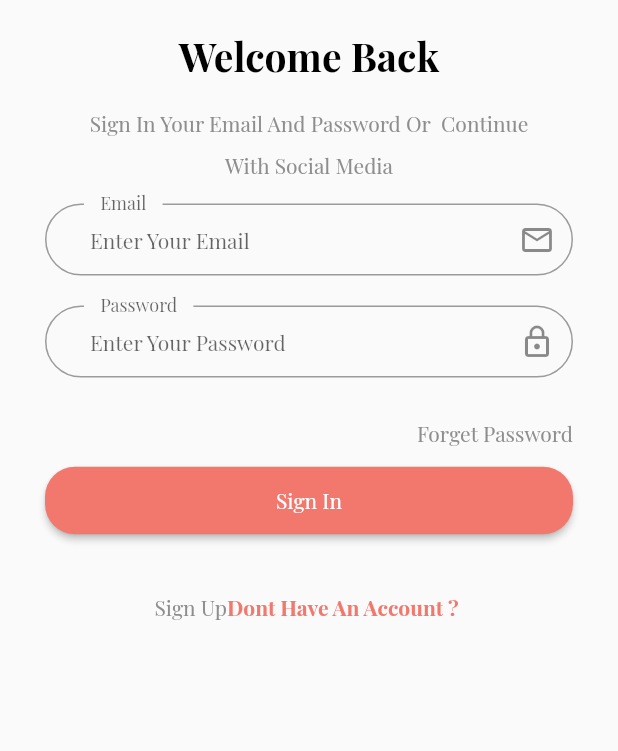
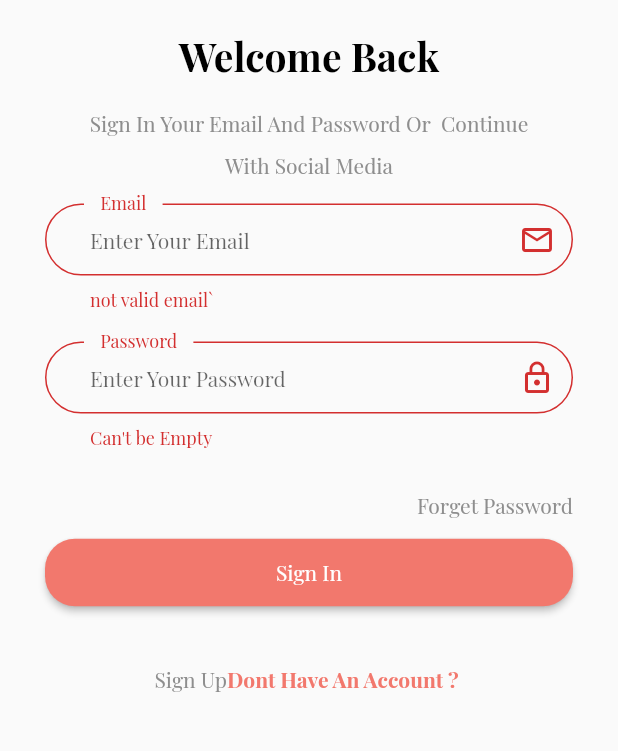
Before and after one commit to zaidoun92/ecommerce_app2_flutter, a Flutter app: the Login screen opened by its route, after a tap on "Sign In", on a phone screen of 412 x 824 dp, the part 362-1113 px from its top. Run offline on Flutter 3.47's test engine with Material 2 defaults, Android fonts, the phone set to English and light mode, and no system bars; our stand-ins replace flutter_otp_text_field, get, shared_preferences; accounts and stored records are empty; project files that could hold a hidden picture were left out.

Commit message:
Problem Solving

```diff
--- /dev/null
+++ b/lib/binding.dart
@@ -0,0 +1,10 @@
+import 'package:get/get.dart';
+
+import 'controller/auth/signup_controller.dart';
+
+class MyBinding extends Bindings {
+  @override
+  void dependencies() {
+    Get.lazyPut(() => SignUpControllerImp(), fenix: true);
+  }
+}
--- a/lib/controller/auth/login_controller.dart
+++ b/lib/controller/auth/login_controller.dart
@@ -9,12 +9,15 @@ abstract class LoginController extends GetxController {
 }
 
 class LoginControllerImp extends LoginController {
+  GlobalKey<FormState> formstate = GlobalKey<FormState>();
+  //
   late TextEditingController email;
   late TextEditingController password;
+
   //
   @override
   goToSignUp() {
-    Get.toNamed(AppRoute.signUp);
+    Get.offNamed(AppRoute.signUp);
   }
 
   @override
@@ -23,7 +26,14 @@ class LoginControllerImp extends LoginController {
   }
 
   @override
-  login() {}
+  login() {
+    var formdata = formstate.currentState;
+    if (formdata!.validate()) {
+      print("valid");
+    } else {
+      print("Not valid");
+    }
+  }
 
   @override
   void onInit() {
--- a/lib/controller/auth/signup_controller.dart
+++ b/lib/controller/auth/signup_controller.dart
@@ -8,6 +8,8 @@ abstract class SignUpController extends GetxController {
 }
 
 class SignUpControllerImp extends SignUpController {
+  GlobalKey<FormState> formstate = GlobalKey<FormState>();
+  //
   late TextEditingController username;
   late TextEditingController email;
   late TextEditingController phone;
@@ -20,7 +22,13 @@ class SignUpControllerImp extends SignUpController {
 
   @override
   signUp() {
-    Get.offNamed(AppRoute.checkEmail);
+    var formdata = formstate.currentState;
+    if (formdata!.validate()) {
+      print("Valid");
+      Get.offNamed(AppRoute.verifyCodeSignUp);
+    } else {
+      print("Not valid");
+    }
   }
 
   @override
--- a/lib/core/constant/routes.dart
+++ b/lib/core/constant/routes.dart
@@ -7,6 +7,5 @@ class AppRoute {
   static const String resetPassword = "/resetpassword";
   static const String successResetPassword = "/successresetpassword";
   static const String successSignUp = "/successsignup";
-  static const String checkEmail = "/checkemail";
   static const String verifyCodeSignUp = "/verifycodesignup";
 }
--- /dev/null
+++ b/lib/core/functions/validinput.dart
@@ -0,0 +1,35 @@
+import 'package:get/get.dart';
+
+validInput(String val, int min, int max, String type) {
+  //
+  if (type == "username") {
+    if (!GetUtils.isUsername(val)) {
+      return "not valid username";
+    }
+  }
+
+  //
+  if (type == "email") {
+    if (!GetUtils.isEmail(val)) {
+      return "not valid email`";
+    }
+  }
+  //
+  if (type == "phone") {
+    if (!GetUtils.isPhoneNumber(val)) {
+      return "not valid Phone`";
+    }
+  }
+  //
+  if (val.isEmpty) {
+    return "Can't be Empty";
+  }
+  //
+  if (val.length < min) {
+    return "can't be less than $min";
+  }
+  //
+  if (val.length > max) {
+    return "can't be larger than $max";
+  }
+}
--- a/lib/main.dart
+++ b/lib/main.dart
@@ -1,3 +1,4 @@
+import 'package:ecommercecourse/binding.dart';
 import 'package:ecommercecourse/core/localization/translation.dart';
 import 'package:ecommercecourse/core/services/services.dart';
 import 'package:ecommercecourse/routes.dart';
@@ -27,6 +28,7 @@ class MyApp extends StatelessWidget {
       locale: controller.language,
       theme: controller.appTheme,
       home: const Language(),
+      initialBinding: MyBinding(),
       routes: routes,
     );
   }
--- a/lib/routes.dart
+++ b/lib/routes.dart
@@ -1,5 +1,4 @@
 import 'package:ecommercecourse/core/constant/routes.dart';
-import 'package:ecommercecourse/view/screen/auth/checkemail.dart';
 import 'package:ecommercecourse/view/screen/auth/forgetpassword/forgetpassword.dart';
 import 'package:ecommercecourse/view/screen/auth/login.dart';
 import 'package:ecommercecourse/view/screen/auth/forgetpassword/resetpassword.dart';
@@ -20,7 +19,6 @@ Map<String, Widget Function(BuildContext)> routes = {
   AppRoute.verfiyCode: (context) => const VeryfiyCode(),
   AppRoute.successResetPassword: (context) => const SuccessResetPassword(),
   AppRoute.successSignUp: (context) => const SuccessSignUp(),
-  AppRoute.checkEmail: (context) => const CheckEmail(),
   AppRoute.verifyCodeSignUp: (context) => const VerifyCodeSignUp(),
   //OnBoarding
   AppRoute.onBoarding: (context) => const OnBoarding(),
--- a/lib/view/screen/auth/forgetpassword/forgetpassword.dart
+++ b/lib/view/screen/auth/forgetpassword/forgetpassword.dart
@@ -5,6 +5,7 @@ import 'package:flutter/material.dart';
 import 'package:get/get.dart';
 
 import '../../../../controller/auth/forgetpassword_controller.dart';
+import '../../../../core/functions/validinput.dart';
 import '../../../widget/auth/custombuttonauth.dart';
 import '../../../widget/auth/customtexttitleauth.dart';
 
@@ -31,6 +32,8 @@ class ForgetPassword extends StatelessWidget {
       ),
       body: Container(
         padding: const EdgeInsets.symmetric(horizontal: 30, vertical: 15),
+        child: Form(
+          key: controller.formstate,
           child: ListView(
             children: [
               CustomTextTitleAuth(text: "27".tr),
@@ -40,6 +43,10 @@ class ForgetPassword extends StatelessWidget {
               ),
               const SizedBox(height: 15),
               CustomTextFormAuth(
+                isNumbner: false,
+                valid: (val) {
+                  return validInput(val!, 5, 100, "email");
+                },
                 hintText: "12".tr,
                 labelText: "18".tr,
                 iconData: Icons.email_outlined,
@@ -55,6 +62,7 @@ class ForgetPassword extends StatelessWidget {
             ],
           ),
         ),
+      ),
     );
   }
 }
--- a/lib/view/screen/auth/forgetpassword/resetpassword.dart
+++ b/lib/view/screen/auth/forgetpassword/resetpassword.dart
@@ -38,12 +38,16 @@ class ResetPassword extends StatelessWidget {
             CustomTextBodyAuth(text: "35".tr),
             const SizedBox(height: 15),
             CustomTextFormAuth(
+              isNumbner: false,
+              valid: (val) {},
               hintText: "13".tr,
               labelText: "19".tr,
               iconData: Icons.lock_outline,
               myController: controller.password,
             ),
             CustomTextFormAuth(
+              isNumbner: false,
+              valid: (val) {},
               hintText: "Re ${"13".tr}",
               labelText: "19".tr,
               iconData: Icons.lock_outline,
--- a/lib/view/screen/auth/login.dart
+++ b/lib/view/screen/auth/login.dart
@@ -1,4 +1,5 @@
 import 'package:ecommercecourse/core/constant/color.dart';
+import 'package:ecommercecourse/core/functions/validinput.dart';
 import 'package:ecommercecourse/view/widget/auth/customtextbodyauth.dart';
 import 'package:ecommercecourse/view/widget/auth/customtextformauth.dart';
 import 'package:ecommercecourse/view/widget/auth/logoauth.dart';
@@ -32,6 +33,8 @@ class Login extends StatelessWidget {
       ),
       body: Container(
         padding: const EdgeInsets.symmetric(horizontal: 30, vertical: 15),
+        child: Form(
+          key: controller.formstate,
           child: ListView(
             children: [
               const LogoAuth(),
@@ -41,16 +44,24 @@ class Login extends StatelessWidget {
               CustomTextBodyAuth(text: "11".tr),
               const SizedBox(height: 15),
               CustomTextFormAuth(
+                valid: (val) {
+                  return validInput(val!, 5, 100, "email");
+                },
                 hintText: "12".tr,
                 labelText: "18".tr,
                 iconData: Icons.email_outlined,
                 myController: controller.email,
+                isNumbner: false,
               ),
               CustomTextFormAuth(
+                valid: (val) {
+                  return validInput(val!, 5, 30, "password");
+                },
                 hintText: "13".tr,
                 labelText: "19".tr,
                 iconData: Icons.lock_outline,
                 myController: controller.password,
+                isNumbner: false,
               ),
               InkWell(
                 onTap: () {
@@ -63,7 +74,9 @@ class Login extends StatelessWidget {
               ),
               CustomButtonAuth(
                 text: "15".tr,
-              onPressed: () {},
+                onPressed: () {
+                  controller.login();
+                },
               ),
               const SizedBox(height: 30),
               CustomTextSignUpOrSignIn(
@@ -76,6 +89,7 @@ class Login extends StatelessWidget {
             ],
           ),
         ),
+      ),
     );
   }
 }
--- a/lib/view/widget/auth/customtextformauth.dart
+++ b/lib/view/widget/auth/customtextformauth.dart
@@ -5,6 +5,8 @@ class CustomTextFormAuth extends StatelessWidget {
   final String labelText;
   final IconData iconData;
   final TextEditingController myController;
+  final String? Function(String?) valid;
+  final bool isNumbner;
 
   const CustomTextFormAuth({
     super.key,
@@ -12,6 +14,8 @@ class CustomTextFormAuth extends StatelessWidget {
     required this.labelText,
     required this.iconData,
     required this.myController,
+    required this.valid,
+    required this.isNumbner,
   });
 
   @override
@@ -19,6 +23,10 @@ class CustomTextFormAuth extends StatelessWidget {
     return Container(
       margin: const EdgeInsets.only(bottom: 20),
       child: TextFormField(
+        keyboardType: isNumbner
+            ? const TextInputType.numberWithOptions(decimal: true)
+            : TextInputType.text,
+        validator: valid,
         controller: myController,
         decoration: InputDecoration(
           hintText: hintText,
```
Also changed, not shown: lib/controller/auth/checkemail_controller.dart (deleted, +0 -32 lines), lib/controller/auth/forgetpassword_controller.dart (+8 -1 lines), lib/view/screen/auth/checkemail.dart (deleted, +0 -57 lines), lib/view/screen/auth/signup.dart (+25 -3 lines). Lines whose indentation alone changed are shown as unchanged.
